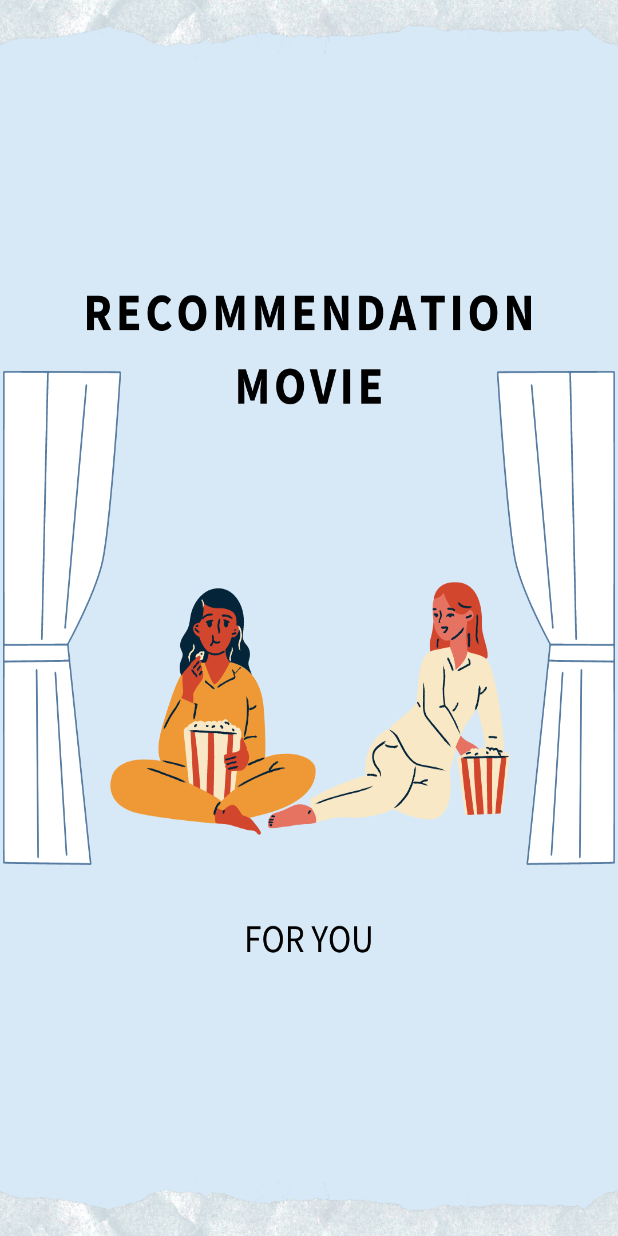
After one commit to adelmileniasucilestari/Restaurant, an Android app: the layout activity_splash.xml on its own in the app's theme, with its tools: preview values and no code run, on a phone screen of 412 x 824 dp. The commit adds this screen. Run offline under Robolectric (Android 15) with nearby library versions, the phone set to English and light mode, and no system bars.

Commit message:
Add files via upload

```diff
--- a/app/src/main/res/layout/activity_main.xml
+++ b/app/src/main/res/layout/activity_main.xml
@@ -7,7 +7,7 @@
     tools:context="com.example.molyst.MainActivity">
 
     <androidx.recyclerview.widget.RecyclerView
-        android:id="@+id/list_item"
+        android:id="@+id/scroll"
         android:layout_width="match_parent"
         android:layout_height="wrap_content"
         android:layout_marginTop="150dp" />
--- /dev/null
+++ b/app/src/main/res/layout/activity_splash.xml
@@ -0,0 +1,11 @@
+<?xml version="1.0" encoding="utf-8"?>
+<androidx.constraintlayout.widget.ConstraintLayout xmlns:android="http://schemas.android.com/apk/res/android"
+    xmlns:app="http://schemas.android.com/apk/res-auto"
+    xmlns:tools="http://schemas.android.com/tools"
+    android:layout_width="match_parent"
+    android:layout_height="match_parent"
+    android:background="@mipmap/splash_screen"
+    tools:context="com.example.molyst.SplashScreen"
+    android:fitsSystemWindows="true">
+
+</androidx.constraintlayout.widget.ConstraintLayout>
--- a/app/src/main/res/values-night/themes.xml
+++ b/app/src/main/res/values-night/themes.xml
@@ -1,6 +1,6 @@
 <resources xmlns:tools="http://schemas.android.com/tools">
     <!-- Base application theme. -->
-    <style name="Theme.BatikID" parent="Theme.MaterialComponents.DayNight.DarkActionBar">
+    <style name="Theme.Molyst" parent="Theme.MaterialComponents.DayNight.DarkActionBar">
         <!-- Primary brand color. -->
         <item name="colorPrimary">@color/purple_200</item>
         <item name="colorPrimaryVariant">@color/purple_700</item>
--- a/app/src/main/res/values/colors.xml
+++ b/app/src/main/res/values/colors.xml
@@ -7,4 +7,5 @@
     <color name="teal_700">#FF018786</color>
     <color name="black">#FF000000</color>
     <color name="white">#FFFFFFFF</color>
+    <color name="blue">#5271ff</color>
 </resources>
--- a/app/src/main/res/values/themes.xml
+++ b/app/src/main/res/values/themes.xml
@@ -1,12 +1,12 @@
 <resources xmlns:tools="http://schemas.android.com/tools">
     <!-- Base application theme. -->
-    <style name="Theme.BatikID" parent="Theme.MaterialComponents.DayNight.DarkActionBar">
+    <style name="Theme.Molyst" parent="Theme.MaterialComponents.DayNight.DarkActionBar">
         <!-- Primary brand color. -->
-        <item name="colorPrimary">#F9F3DF</item>
+        <item name="colorPrimary">@color/purple_500</item>
         <item name="colorPrimaryVariant">@color/purple_700</item>
         <item name="colorOnPrimary">@color/white</item>
         <!-- Secondary brand color. -->
-        <item name="colorSecondary">#855F35</item>
+        <item name="colorSecondary">@color/teal_200</item>
         <item name="colorSecondaryVariant">@color/teal_700</item>
         <item name="colorOnSecondary">@color/black</item>
         <!-- Status bar color. -->
```
Also changed, not shown: app/src/main/res/layout/activity_detail.xml (+15 -3 lines), app/src/main/res/layout/item_list.xml (+8 -6 lines), app/src/main/res/drawable/splash_screen.png (added).
